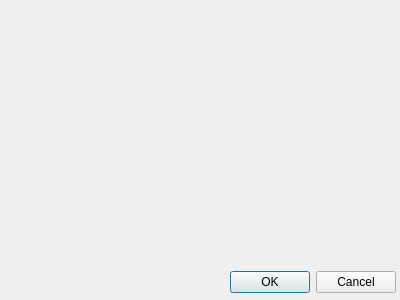
Old version of the form chesster/gui/res/options.ui in the repository AKJ7/chesster.
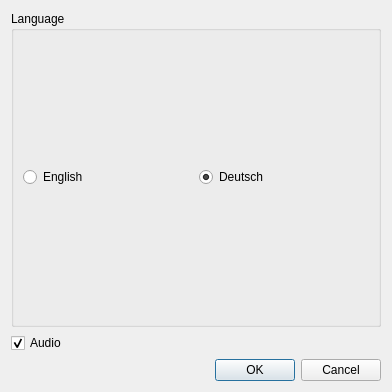
New version of the form.

Diff of the .ui file:
```diff
--- a/chesster/gui/res/options.ui
+++ b/chesster/gui/res/options.ui
@@ -6,26 +6,58 @@
    <rect>
     <x>0</x>
     <y>0</y>
-    <width>400</width>
-    <height>300</height>
+    <width>392</width>
+    <height>392</height>
    </rect>
   </property>
   <property name="windowTitle">
    <string>Dialog</string>
   </property>
-  <widget class="QDialogButtonBox" name="buttonBox">
-   <property name="geometry">
-    <rect>
-     <x>230</x>
-     <y>270</y>
-     <width>166</width>
-     <height>24</height>
-    </rect>
-   </property>
-   <property name="standardButtons">
-    <set>QDialogButtonBox::Cancel|QDialogButtonBox::Ok</set>
-   </property>
-  </widget>
+  <layout class="QVBoxLayout" name="verticalLayout">
+   <item>
+    <widget class="QGroupBox" name="languageBox">
+     <property name="title">
+      <string>Language</string>
+     </property>
+     <layout class="QHBoxLayout" name="horizontalLayout">
+      <item>
+       <widget class="QRadioButton" name="radioButton">
+        <property name="text">
+         <string>English</string>
+        </property>
+       </widget>
+      </item>
+      <item>
+       <widget class="QRadioButton" name="radioButton_2">
+        <property name="text">
+         <string>Deutsch</string>
+        </property>
+        <property name="checked">
+         <bool>true</bool>
+        </property>
+       </widget>
+      </item>
+     </layout>
+    </widget>
+   </item>
+   <item>
+    <widget class="QCheckBox" name="audioCheckBox">
+     <property name="text">
+      <string>Audio</string>
+     </property>
+     <property name="checked">
+      <bool>true</bool>
+     </property>
+    </widget>
+   </item>
+   <item>
+    <widget class="QDialogButtonBox" name="buttonBox">
+     <property name="standardButtons">
+      <set>QDialogButtonBox::Cancel|QDialogButtonBox::Ok</set>
+     </property>
+    </widget>
+   </item>
+  </layout>
  </widget>
  <resources/>
  <connections/>
```
Left out of the diff: 35 changed lines with no effect on the pictures.
